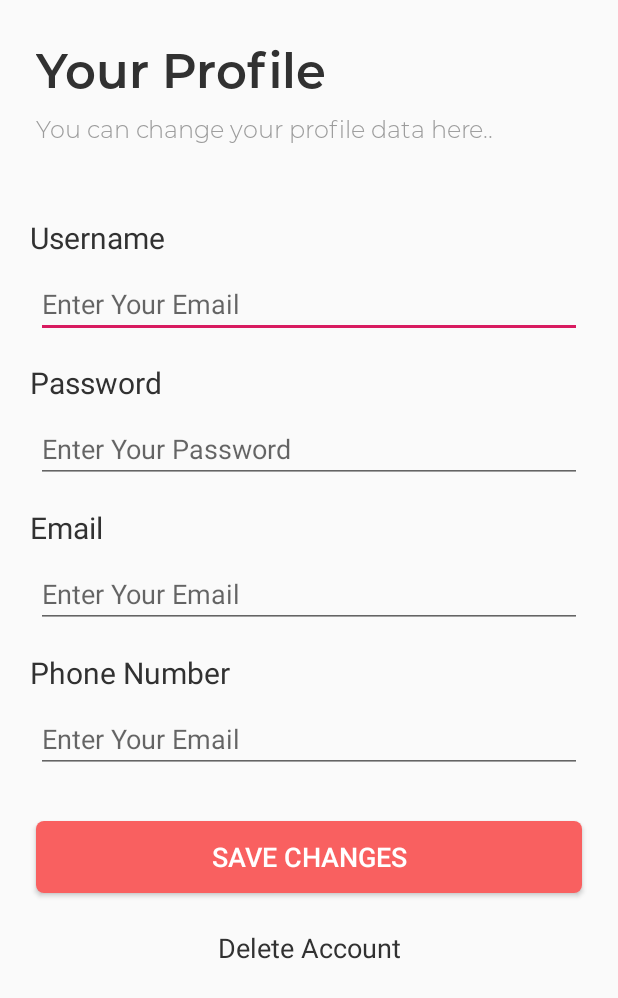
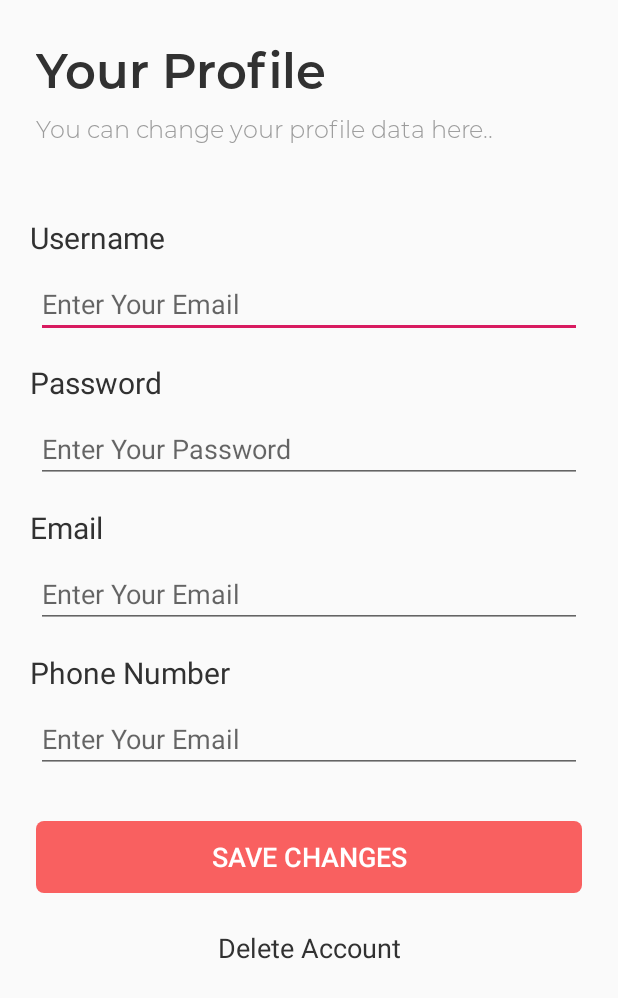
Before and after one commit to yogaibnu/dtschapter09-starter, an Android app: the ProfileActivity screen opened directly, with no data from a screen before it, on a phone screen of 412 x 824 dp. Shown: the top 998 px of the screen. Run offline under Robolectric (Android 15) with nearby library versions, the phone set to English and light mode, and no system bars; our stand-ins replace Room's generated code.

```diff
--- a/DTSApp/app/src/main/java/polinema/ac/id/dtsapp/ProfileActivity.java
+++ b/DTSApp/app/src/main/java/polinema/ac/id/dtsapp/ProfileActivity.java
@@ -8,9 +8,16 @@ import android.widget.Button;
 import android.widget.EditText;
 import android.widget.Toast;
 
+import polinema.ac.id.dtsapp.data.AppDbProvider;
+import polinema.ac.id.dtsapp.data.User;
+import polinema.ac.id.dtsapp.data.UserDao;
+
 
 public class ProfileActivity extends AppCompatActivity
 {
+    // Data yang nanti disimpan/ditampilkan, berupa property berupa objek dari Entity class User
+    private User currentUser;
+
     // Komponen
     private EditText edtUsername;
     private EditText edtPassword;
@@ -29,7 +36,11 @@ public class ProfileActivity extends AppCompatActivity
 
     private void loadData()
     {
+        // Mendatapatkan DAO dari DTSAppDatabase
+        UserDao daoUser = AppDbProvider.getInstance(this).userDao();
 
+        // Melakukan SELECT terhadap 1 user yang paling awal, dan mengembalikan hasilnya ke property currentUser
+        this.currentUser = daoUser.selectOne();
     }
 
     private void initComponents()
@@ -39,6 +50,19 @@ public class ProfileActivity extends AppCompatActivity
         this.edtEmail = this.findViewById(R.id.edt_email);
         this.edtPhoneNumber = this.findViewById(R.id.edt_phone_number);
         this.btnSave = this.findViewById(R.id.btn_save);
+
+        // Jika tidak ada data registrasi sebelumnya, tidak perlu melakukan apa-apa, dan matikan Button Save agar user tidak menyimpan data kosong.
+        if(this.currentUser == null)
+        {
+            this.btnSave.setEnabled(false);
+            return;
+        }
+
+        // Menyalin data dari property currentUser ke semua komponen yang sesuai
+        this.edtUsername.setText(this.currentUser.username);
+        this.edtPassword.setText(this.currentUser.password);
+        this.edtEmail.setText(this.currentUser.email);
+        this.edtPhoneNumber.setText(this.currentUser.phoneNumber);
     }
 
     public void onBtnSave_Click(View view)
```
